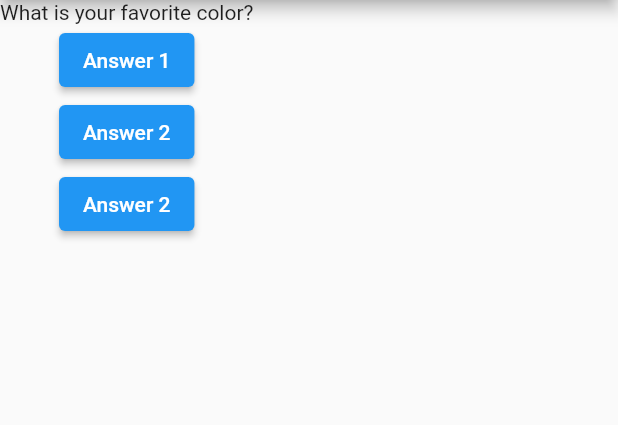
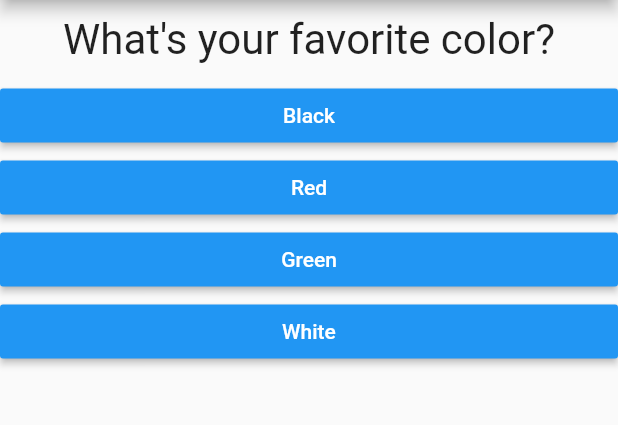
Before and after one commit to diderson/flutter-complete-guide, a Flutter app: the screen it shows after launch, on a phone screen of 412 x 824 dp, the part 84-509 px from its top. Run offline on Flutter 3.47's test engine with Material 2 defaults, Android fonts, the phone set to English and light mode, and no system bars.

Commit message:
completed the first app

```diff
--- /dev/null
+++ b/lib/answer.dart
@@ -0,0 +1,21 @@
+import 'package:flutter/material.dart';
+
+class Answer extends StatelessWidget {
+  final  selectHandler;
+  final String answerText;
+
+  Answer(this.selectHandler, this.answerText);
+
+  @override
+  Widget build(BuildContext context) {
+    return Container(
+      width: double.infinity,
+      child: RaisedButton(
+        color: Colors.blue,
+        textColor: Colors.white,
+        child: Text(answerText),
+        onPressed: selectHandler,
+      ),
+    );
+  }
+}
--- a/lib/main.dart
+++ b/lib/main.dart
@@ -1,46 +1,90 @@
 import 'package:flutter/material.dart';
+
+import './question.dart';
+import './answer.dart';
+import './result.dart';
+import './quiz.dart';
 
 // void main() {
 //   runApp(MyApp());
 // }
+
 void main() => runApp(MyApp());
 
-class MyApp extends StatelessWidget {
-  var questionIndex = 0;
-  void answerQuestion() {
-    questionIndex = questionIndex + 1;
-    //print('button clicked');
+class MyApp extends StatefulWidget {
+  @override
+  State<StatefulWidget> createState() {
+    // TODO: implement createState
+    return _MyAppState();
+  }
+}
+
+class _MyAppState extends State<MyApp> {
+  var _questionIndex = 0;
+
+  final questions = const [
+    {
+      'questionText': 'What\'s your favorite color?',
+      'answers': [
+        {'text': 'Black', 'score': 10},
+        {'text': 'Red', 'score': 5},
+        {'text': 'Green', 'score': 3},
+        {'text': 'White', 'score': 1},
+      ],
+    },
+    {
+      'questionText': 'What\'s your favorite animal?',
+      'answers': [
+        {'text': 'Rabbit', 'score': 3},
+        {'text': 'Snake', 'score': 11},
+        {'text': 'Elephant', 'score': 5},
+        {'text': 'Lion', 'score': 9},
+      ],
+    },
+    {
+      'questionText': 'Who\'s your favorite instructor?',
+      'answers': [
+        {'text': 'Max', 'score': 1},
+        {'text': 'Didi', 'score': 2},
+        {'text': 'Beverley', 'score': 3},
+        {'text': 'Angel', 'score': 4},
+      ],
+    },
+  ];
+
+  var _totalScore = 0;
+
+  void _resetQuiz() {
+    setState(() {
+      _questionIndex = 0;
+      _totalScore = 0;
+    });
+  }
+
+  void _answerQuestion(int score) {
+    _totalScore = _totalScore + score;
+    setState(() {
+      _questionIndex = _questionIndex + 1;
+    });
+    print(_questionIndex);
+
+    if (_questionIndex < questions.length) {
+      print("We have more questions!");
+    } else {
+      print("no more questions!");
+    }
   }
 
   @override
   Widget build(BuildContext context) {
-    var questions = [
-      "What is your favorite color?",
-      "What's your favorite animal?"
-    ];
-
     return MaterialApp(
       home: Scaffold(
         appBar: AppBar(
           title: Text('My First App'),
         ),
-        body: Column(
-          children: [
-            Text(questions[questionIndex]),
-            ElevatedButton(
-                child: Text('Answer 1'),
-                onPressed: answerQuestion
-            ),
-            ElevatedButton(
-                child: Text('Answer 2'),
-                onPressed: () => print('button clicked 2')
-            ),
-            ElevatedButton(
-                child: Text('Answer 2'),
-                onPressed: answerQuestion
-            ),
-          ],
-        ),
+        body: _questionIndex < questions.length
+            ? Quiz(_questionIndex, questions, _answerQuestion)
+            : Result(_totalScore, _resetQuiz),
       ),
     );
   }
--- /dev/null
+++ b/lib/question.dart
@@ -0,0 +1,20 @@
+import 'package:flutter/material.dart';
+
+class Question extends StatelessWidget {
+  final  questionText;
+
+  Question(this.questionText);
+
+  @override
+  Widget build(BuildContext context) {
+    return Container(
+      width: double.infinity,
+      margin: EdgeInsets.all(10),
+      child: Text(
+        questionText,
+        style: TextStyle(fontSize: 28),
+        textAlign: TextAlign.center,
+      ),
+    );
+  }
+}
--- /dev/null
+++ b/lib/quiz.dart
@@ -0,0 +1,29 @@
+import 'package:flutter/material.dart';
+
+import './question.dart';
+import './answer.dart';
+
+class Quiz extends StatelessWidget {
+  //const Quiz({ Key? key }) : super(key: key);
+
+  final  questions;
+  final  questionIndex;
+  final  answerQuestion;
+
+  Quiz(this.questionIndex, this.questions, this.answerQuestion);
+
+  @override
+  Widget build(BuildContext context) {
+    return Column(
+      children: [
+        Question(
+          questions[questionIndex]['questionText'],
+        ),
+        ...(questions[questionIndex]['answers'] as List<Map>)
+            .map((answer) {
+          return Answer(() => answerQuestion(answer['score']), answer['text']);
+        }).toList()
+      ],
+    );
+  }
+}
```
Also changed, not shown: lib/result.dart (added, +40 -0 lines).
